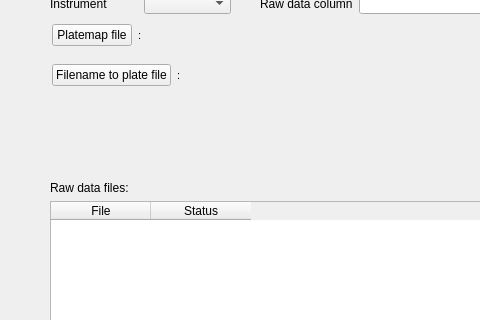
First picture: the form in frontend/assets/sp.ui, repository dahlbma/assayLoader, before the edit; both pictures show x 0 to 480 and y 89 to 409 of the 1203 by 843 pixel window.
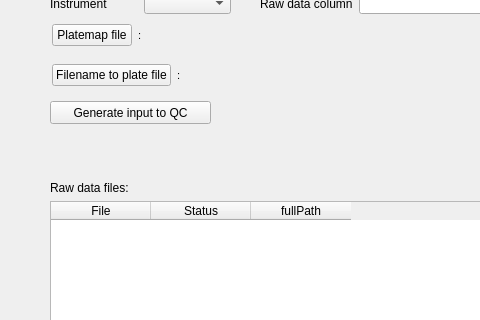
Second picture: the form after the edit.

```diff
--- a/frontend/assets/sp.ui
+++ b/frontend/assets/sp.ui
@@ -87,11 +87,16 @@
          <string>Status</string>
         </property>
        </column>
+       <column>
+        <property name="text">
+         <string>fullPath</string>
+        </property>
+       </column>
       </widget>
      </item>
     </layout>
    </widget>
-   <widget class="QWidget" name="">
+   <widget class="QWidget" name="layoutWidget">
     <property name="geometry">
      <rect>
       <x>52</x>
@@ -135,7 +140,7 @@
      </item>
     </layout>
    </widget>
-   <widget class="QWidget" name="">
+   <widget class="QWidget" name="layoutWidget">
     <property name="geometry">
      <rect>
       <x>52</x>
@@ -179,7 +184,7 @@
      </item>
     </layout>
    </widget>
-   <widget class="QWidget" name="">
+   <widget class="QWidget" name="layoutWidget">
     <property name="geometry">
      <rect>
       <x>570</x>
@@ -294,6 +299,19 @@
      </item>
     </layout>
    </widget>
+   <widget class="QPushButton" name="generateQcInput_btn">
+    <property name="geometry">
+     <rect>
+      <x>50</x>
+      <y>190</y>
+      <width>161</width>
+      <height>23</height>
+     </rect>
+    </property>
+    <property name="text">
+     <string>Generate input to QC</string>
+    </property>
+   </widget>
   </widget>
   <widget class="QMenuBar" name="menubar">
    <property name="geometry">
```
